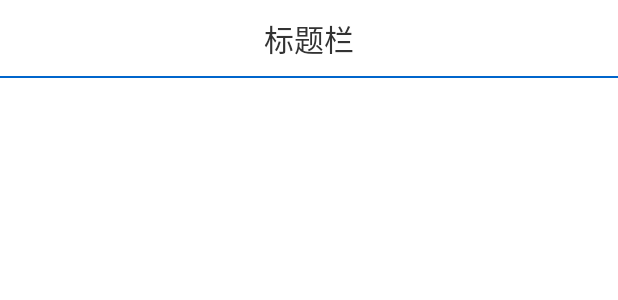
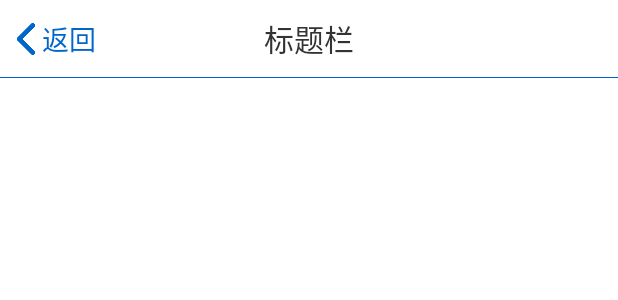
Before and after one commit to gaowanlu/SlagoAndroid, an Android app: the layout titlebar_combar.xml on its own in the app's theme, with its tools: preview values and no code run, on a phone screen of 412 x 824 dp. Shown: the top 300 px of the screen. Run offline under Robolectric (Android 15) with nearby library versions, the phone set to English and light mode, and no system bars.

Commit message:
bug 无法获取返回textview id bug

```diff
--- a/app/src/main/AndroidManifest.xml
+++ b/app/src/main/AndroidManifest.xml
@@ -9,6 +9,7 @@
         android:roundIcon="@mipmap/ic_launcher_round"
         android:supportsRtl="true"
         android:theme="@style/Theme.BigWorks">
+        <activity android:name=".persondata.PersonDataPageActivity"></activity>
         <activity android:name=".MainActivity">
             <intent-filter>
                 <action android:name="android.intent.action.MAIN" />
--- a/app/src/main/java/com/example/bigworks/MainActivity.java
+++ b/app/src/main/java/com/example/bigworks/MainActivity.java
@@ -4,9 +4,12 @@ import androidx.annotation.NonNull;
 import androidx.appcompat.app.AppCompatActivity;
 import androidx.fragment.app.Fragment;
 
+import android.app.FragmentManager;
+import android.app.FragmentTransaction;
 import android.os.Bundle;
 import android.view.MenuItem;
 
+import com.example.bigworks.fragment.homepage;
 import com.google.android.material.bottomnavigation.BottomNavigationView;
 
 public class MainActivity extends AppCompatActivity {
--- a/app/src/main/res/layout/fragment_homepage.xml
+++ b/app/src/main/res/layout/fragment_homepage.xml
@@ -83,6 +83,7 @@
 
             <TextView
                 android:id="@+id/homepage_persondata"
+                android:clickable="true"
                 android:layout_width="0dp"
                 android:layout_height="match_parent"
                 android:layout_gravity="right"
--- a/app/src/main/res/layout/titlebar_combar.xml
+++ b/app/src/main/res/layout/titlebar_combar.xml
@@ -1,58 +1,52 @@
 <?xml version="1.0" encoding="utf-8"?>
 <RelativeLayout xmlns:android="http://schemas.android.com/apk/res/android"
+    xmlns:tools="http://schemas.android.com/tools"
     android:id="@+id/layout_titlebar"
     android:layout_width="match_parent"
     android:layout_height="52dp"
-    android:background="#ffffff" >
+    android:background="#ffffff"
+    >
 
-    <TextView
-        android:id="@+id/text_title"
+
+    <LinearLayout
+        android:layout_width="100dp"
+        android:layout_height="match_parent"
+        android:layout_alignParentStart="true"
+        android:layout_alignParentLeft="true"
+        android:layout_marginStart="1dp"
+        android:layout_marginLeft="1dp"
+        android:drawablePadding="6dp"
+        android:paddingLeft="5dp"
+        android:textSize="18dp"
+        android:orientation="horizontal">
+        <ImageView
+            android:layout_width="21dp"
+            android:layout_height="wrap_content"
+            android:src="@drawable/blue_left_arrow"
+            />
+        <TextView
+            android:id="@+id/titlebar_combar_back"
+            android:layout_width="wrap_content"
+            android:layout_height="match_parent"
+            android:text="返回"
+            android:textSize="18sp"
+            android:gravity="center"
+            android:textColor="#0066cc"
+            tools:ignore="InvalidId" />
+
+    </LinearLayout>
+
+        <TextView
         android:layout_width="match_parent"
         android:layout_height="match_parent"
-        android:ellipsize="marquee"
         android:gravity="center_horizontal|center"
-        android:singleLine="true"
         android:text="标题栏"
         android:textColor="#333333"
         android:textSize="20dp" />
 
-    <Button
-        android:id="@+id/button_backward"
-        android:layout_width="60dp"
-        android:layout_height="match_parent"
-        android:background="#0066cc"
-        android:drawableLeft="@drawable/abc_vector_test"
-        android:drawablePadding="6dp"
-        android:ellipsize="end"
-        android:gravity="center"
-        android:onClick="onClick"
-        android:paddingLeft="5dp"
-        android:singleLine="true"
-        android:text="返回"
-        android:textColor="#ffffffff"
-        android:textSize="18dp"
-        android:visibility="invisible" />
-
-    <Button
-        android:id="@+id/button_forward"
-        android:layout_width="60dp"
-        android:layout_height="match_parent"
-        android:layout_alignParentRight="true"
-        android:background="@drawable/arrow_right"
-        android:drawablePadding="6dp"
-        android:ellipsize="end"
-        android:gravity="center"
-        android:onClick="onClick"
-        android:paddingLeft="5dp"
-        android:singleLine="true"
-        android:text="提交"
-        android:textColor="#ffffffff"
-        android:textSize="18dp"
-        android:visibility="invisible" />
-
     <LinearLayout
         android:layout_width="match_parent"
-        android:layout_height="1dp"
+        android:layout_height="1px"
         android:background="#0066cc"
         android:layout_alignParentLeft="true"
         android:layout_alignParentBottom="true">
```
Also changed, not shown: app/build.gradle (+11 -0 lines), app/src/main/java/com/example/bigworks/HomeFragment.java (+19 -0 lines), app/src/main/java/com/example/bigworks/fragment/homepage.java (+11 -6 lines), app/src/main/java/com/example/bigworks/persondata/PersonDataPageActivity.java (added, +33 -0 lines), app/src/main/res/layout/activity_person_datapage.xml (+111 -6 lines), app/src/main/res/layout/line/layout/line_linearlayout.xml (added, +9 -0 lines), app/src/main/res/drawable/blue_left_arrow.png (added).
